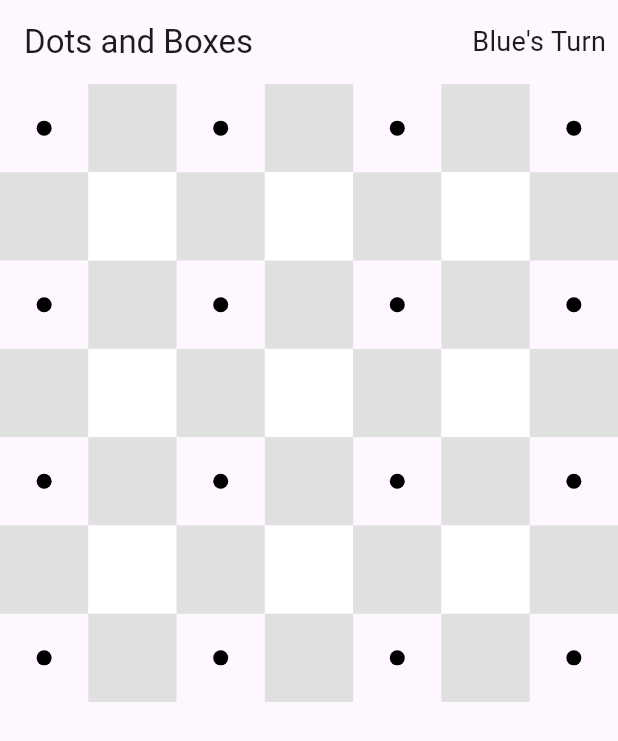
After one commit to Ruthishkumar/Snake_Game_App, a Flutter app: the DotsAndBoxesGame screen opened directly, on a phone screen of 412 x 824 dp. The commit adds this screen. Shown: the top 741 px of the screen. Run offline on Flutter 3.47's test engine with Material 3 defaults, Android fonts, the phone set to English and light mode, and no system bars; our stand-ins replace animated_toggle_switch, audioplayers, flip_card, flutter_screenutil, flutter_svg, fluttertoast and 6 more; missing offline and left inert: segmented_button_slide; accounts and stored records are empty.

Commit message:
Navigation Changes Done

```diff
--- /dev/null
+++ b/lib/guess_image.dart
@@ -0,0 +1,153 @@
+import 'package:flutter/material.dart';
+
+void main() {
+  runApp(DotsAndBoxesApp());
+}
+
+class DotsAndBoxesApp extends StatelessWidget {
+  @override
+  Widget build(BuildContext context) {
+    return MaterialApp(
+      title: 'Dots and Boxes',
+      theme: ThemeData(primarySwatch: Colors.blue),
+      home: DotsAndBoxesGame(),
+    );
+  }
+}
+
+class DotsAndBoxesGame extends StatefulWidget {
+  @override
+  _DotsAndBoxesGameState createState() => _DotsAndBoxesGameState();
+}
+
+class _DotsAndBoxesGameState extends State<DotsAndBoxesGame> {
+  final int gridSize = 4; // Adjust for larger grids
+  List<List<int>> horizontalLines = [];
+  List<List<int>> verticalLines = [];
+  List<List<int>> boxes = [];
+  bool isBlueTurn = true;
+
+  // Track the last tapped dot
+  Offset? lastDot;
+
+  @override
+  void initState() {
+    super.initState();
+    horizontalLines =
+        List.generate(gridSize, (_) => List.filled(gridSize - 1, 0));
+    verticalLines =
+        List.generate(gridSize - 1, (_) => List.filled(gridSize, 0));
+    boxes = List.generate(gridSize - 1, (_) => List.filled(gridSize - 1, 0));
+  }
+
+  void handleDotTap(int row, int col) {
+    if (lastDot == null) {
+      // Store the first tapped dot
+      lastDot = Offset(row.toDouble(), col.toDouble());
+    } else {
+      // Determine the line orientation based on the last dot and the current tap
+      int lastRow = lastDot!.dx.toInt();
+      int lastCol = lastDot!.dy.toInt();
+
+      if ((row - lastRow).abs() + (col - lastCol).abs() == 1) {
+        // Adjacent dots
+        if (row == lastRow) {
+          // Horizontal line
+          int lineIndex = col > lastCol ? lastCol : col;
+          if (horizontalLines[row][lineIndex] == 0) {
+            setState(() {
+              horizontalLines[row][lineIndex] = isBlueTurn ? 1 : 2;
+              isBlueTurn = !isBlueTurn;
+            });
+          }
+        } else if (col == lastCol) {
+          // Vertical line
+          int lineIndex = row > lastRow ? lastRow : row;
+          if (verticalLines[lineIndex][col] == 0) {
+            setState(() {
+              verticalLines[lineIndex][col] = isBlueTurn ? 1 : 2;
+              isBlueTurn = !isBlueTurn;
+            });
+          }
+        }
+      }
+      lastDot = null; // Reset last dot after a valid move
+    }
+  }
+
+  @override
+  Widget build(BuildContext context) {
+    return Scaffold(
+      appBar: AppBar(
+        title: Text("Dots and Boxes"),
+        actions: [
+          Padding(
+            padding: const EdgeInsets.all(8.0),
+            child: Text(
+              isBlueTurn ? "Blue's Turn" : "Red's Turn",
+              style: TextStyle(fontSize: 18),
+            ),
+          ),
+        ],
+      ),
+      body: Center(
+        child: GridView.builder(
+          gridDelegate: SliverGridDelegateWithFixedCrossAxisCount(
+            crossAxisCount: gridSize * 2 - 1,
+          ),
+          itemCount: (gridSize * 2 - 1) * (gridSize * 2 - 1),
+          itemBuilder: (context, index) {
+            int row = index ~/ (gridSize * 2 - 1);
+            int col = index % (gridSize * 2 - 1);
+
+            if (row % 2 == 0 && col % 2 == 0) {
+              // Dot
+              return GestureDetector(
+                onTap: () => handleDotTap(row ~/ 2, col ~/ 2),
+                child: Center(
+                  child: Container(
+                    width: 10,
+                    height: 10,
+                    decoration: BoxDecoration(
+                      shape: BoxShape.circle,
+                      color: Colors.black,
+                    ),
+                  ),
+                ),
+              );
+            } else if (row % 2 == 0) {
+              // Horizontal line
+              int lineIndex = col ~/ 2;
+              return Container(
+                color: horizontalLines[row ~/ 2][lineIndex] == 0
+                    ? Colors.grey[300]
+                    : (horizontalLines[row ~/ 2][lineIndex] == 1
+                        ? Colors.blue
+                        : Colors.red),
+              );
+            } else if (col % 2 == 0) {
+              // Vertical line
+              int lineIndex = row ~/ 2;
+              return Container(
+                color: verticalLines[lineIndex][col ~/ 2] == 0
+                    ? Colors.grey[300]
+                    : (verticalLines[lineIndex][col ~/ 2] == 1
+                        ? Colors.blue
+                        : Colors.red),
+              );
+            } else {
+              // Box
+              int boxRow = row ~/ 2;
+              int boxCol = col ~/ 2;
+              return Container(
+                color: boxes[boxRow][boxCol] == 0
+                    ? Colors.white
+                    : (boxes[boxRow][boxCol] == 1 ? Colors.blue : Colors.red),
+              );
+            }
+          },
+        ),
+      ),
+    );
+  }
+}
--- a/lib/main.dart
+++ b/lib/main.dart
@@ -1,8 +1,8 @@
 import 'package:flutter/material.dart';
 import 'package:flutter_screenutil/flutter_screenutil.dart';
 import 'package:provider/provider.dart';
+import 'package:snake_game_app/view/game_splash_screen.dart';
 import 'package:snake_game_app/view/number_guessing_game/number_screen_provider/number_screen_provider.dart';
-import 'package:snake_game_app/view/number_math/screens/number_math_game.dart';
 import 'package:wakelock_plus/wakelock_plus.dart';
 
 void main() {
@@ -25,7 +25,7 @@ class MyApp extends StatelessWidget {
           title: 'Arcade Game',
           debugShowCheckedModeBanner: false,
           theme: ThemeData(primarySwatch: Colors.blue),
-          home: NumberMathGame(),
+          home: const GameSplashScreen(),
         );
       },
     );
--- a/lib/view/memory_cards/screens/memory_card_single_player_easy_level_screen.dart
+++ b/lib/view/memory_cards/screens/memory_card_single_player_easy_level_screen.dart
@@ -11,7 +11,7 @@ import 'package:google_fonts/google_fonts.dart';
 import 'package:snake_game_app/utils/app_screen_container.dart';
 import 'package:snake_game_app/utils/styles/app_colors.dart';
 import 'package:snake_game_app/utils/styles/app_styles.dart';
-import 'package:snake_game_app/view/memory_cards/screens/memory_card_game_level_screen.dart';
+import 'package:snake_game_app/view/game_select_view.dart';
 import 'package:snake_game_app/view/snake_game/service/storage_service.dart';
 
 class MemoryCardSinglePlayerEasyLevelScreen extends StatefulWidget {
@@ -490,7 +490,7 @@ class _MemoryCardSinglePlayerEasyLevelScreenState
                               context,
                               MaterialPageRoute(
                                   builder: (BuildContext context) =>
-                                      const MemoryCardGameLevelScreen()),
+                                      const GameSelectView()),
                               (Route<dynamic> route) => false);
                         },
                         child: Container(
--- a/lib/view/memory_cards/screens/memory_card_single_player_hard_level_screen.dart
+++ b/lib/view/memory_cards/screens/memory_card_single_player_hard_level_screen.dart
@@ -11,7 +11,7 @@ import 'package:google_fonts/google_fonts.dart';
 import 'package:snake_game_app/utils/app_screen_container.dart';
 import 'package:snake_game_app/utils/styles/app_colors.dart';
 import 'package:snake_game_app/utils/styles/app_styles.dart';
-import 'package:snake_game_app/view/memory_cards/screens/memory_card_game_level_screen.dart';
+import 'package:snake_game_app/view/game_select_view.dart';
 import 'package:snake_game_app/view/snake_game/service/storage_service.dart';
 
 class MemoryCardSinglePlayerHardLevelScreen extends StatefulWidget {
@@ -493,7 +493,7 @@ class _MemoryCardSinglePlayerHardLevelScreenState
                               context,
                               MaterialPageRoute(
                                   builder: (BuildContext context) =>
-                                      const MemoryCardGameLevelScreen()),
+                                      const GameSelectView()),
                               (Route<dynamic> route) => false);
                         },
                         child: Container(
--- a/lib/view/memory_cards/screens/memory_card_single_player_medium_level_screen.dart
+++ b/lib/view/memory_cards/screens/memory_card_single_player_medium_level_screen.dart
@@ -11,7 +11,7 @@ import 'package:google_fonts/google_fonts.dart';
 import 'package:snake_game_app/utils/app_screen_container.dart';
 import 'package:snake_game_app/utils/styles/app_colors.dart';
 import 'package:snake_game_app/utils/styles/app_styles.dart';
-import 'package:snake_game_app/view/memory_cards/screens/memory_card_game_level_screen.dart';
+import 'package:snake_game_app/view/game_select_view.dart';
 import 'package:snake_game_app/view/snake_game/service/storage_service.dart';
 
 class MemoryCardSinglePlayerMediumLevelScreen extends StatefulWidget {
@@ -494,7 +494,7 @@ class _MemoryCardSinglePlayerMediumLevelScreenState
                               context,
                               MaterialPageRoute(
                                   builder: (BuildContext context) =>
-                                      const MemoryCardGameLevelScreen()),
+                                      const GameSelectView()),
                               (Route<dynamic> route) => false);
                         },
                         child: Container(
--- a/lib/view/minesweeper/screens/minesweeper_easy_level_screen.dart
+++ b/lib/view/minesweeper/screens/minesweeper_easy_level_screen.dart
@@ -9,8 +9,8 @@ import 'package:google_fonts/google_fonts.dart';
 import 'package:snake_game_app/utils/app_screen_container.dart';
 import 'package:snake_game_app/utils/styles/app_colors.dart';
 import 'package:snake_game_app/utils/styles/app_styles.dart';
+import 'package:snake_game_app/view/game_select_view.dart';
 import 'package:snake_game_app/view/minesweeper/model/cell_model.dart';
-import 'package:snake_game_app/view/minesweeper/screens/minesweeper_level_view_screen.dart';
 
 class MineSweeperEasyLevelScreen extends StatefulWidget {
   const MineSweeperEasyLevelScreen({super.key});
@@ -265,7 +265,7 @@ class _MineSweeperEasyLevelScreenState
                               context,
                               MaterialPageRoute(
                                   builder: (BuildContext context) =>
-                                      const MinesweeperLevelViewScreen()),
+                                      const GameSelectView()),
                               (Route<dynamic> route) => false);
                         },
                         child: Container(
--- a/lib/view/minesweeper/screens/minesweeper_hard_level_screen.dart
+++ b/lib/view/minesweeper/screens/minesweeper_hard_level_screen.dart
@@ -9,8 +9,8 @@ import 'package:google_fonts/google_fonts.dart';
 import 'package:snake_game_app/utils/app_screen_container.dart';
 import 'package:snake_game_app/utils/styles/app_colors.dart';
 import 'package:snake_game_app/utils/styles/app_styles.dart';
+import 'package:snake_game_app/view/game_select_view.dart';
 import 'package:snake_game_app/view/minesweeper/model/cell_model.dart';
-import 'package:snake_game_app/view/minesweeper/screens/minesweeper_level_view_screen.dart';
 
 class MineSweeperHardLevelScreen extends StatefulWidget {
   const MineSweeperHardLevelScreen({super.key});
@@ -274,7 +274,7 @@ class _MineSweeperHardLevelScreenState
                               context,
                               MaterialPageRoute(
                                   builder: (BuildContext context) =>
-                                      const MinesweeperLevelViewScreen()),
+                                      const GameSelectView()),
                               (Route<dynamic> route) => false);
                         },
                         child: Container(
--- a/lib/view/minesweeper/screens/minesweeper_medium_level_screen.dart
+++ b/lib/view/minesweeper/screens/minesweeper_medium_level_screen.dart
@@ -9,8 +9,8 @@ import 'package:google_fonts/google_fonts.dart';
 import 'package:snake_game_app/utils/app_screen_container.dart';
 import 'package:snake_game_app/utils/styles/app_colors.dart';
 import 'package:snake_game_app/utils/styles/app_styles.dart';
+import 'package:snake_game_app/view/game_select_view.dart';
 import 'package:snake_game_app/view/minesweeper/model/cell_model.dart';
-import 'package:snake_game_app/view/minesweeper/screens/minesweeper_level_view_screen.dart';
 
 class MineSweeperMediumLevelScreen extends StatefulWidget {
   const MineSweeperMediumLevelScreen({super.key});
@@ -265,7 +265,7 @@ class _MineSweeperMediumLevelScreenState
                               context,
                               MaterialPageRoute(
                                   builder: (BuildContext context) =>
-                                      const MinesweeperLevelViewScreen()),
+                                      const GameSelectView()),
                               (Route<dynamic> route) => false);
                         },
                         child: Container(
--- a/lib/view/number_identify/screens/find_number_game_easy_level_screen.dart
+++ b/lib/view/number_identify/screens/find_number_game_easy_level_screen.dart
@@ -10,7 +10,7 @@ import 'package:google_fonts/google_fonts.dart';
 import 'package:snake_game_app/utils/app_screen_container.dart';
 import 'package:snake_game_app/utils/styles/app_colors.dart';
 import 'package:snake_game_app/utils/styles/app_styles.dart';
-import 'package:snake_game_app/view/number_identify/screens/find_number_game_onboarding_screen.dart';
+import 'package:snake_game_app/view/game_select_view.dart';
 import 'package:snake_game_app/view/snake_game/service/storage_service.dart';
 
 class FindNumberGameEasyLevelScreen extends StatefulWidget {
@@ -361,7 +361,7 @@ class _FindNumberGameEasyLevelScreenState
                               context,
                               MaterialPageRoute(
                                   builder: (BuildContext context) =>
-                                      const FindNumberGameOnboardingScreen()),
+                                      const GameSelectView()),
                               (Route<dynamic> route) => false);
                         },
                         child: Container(
--- a/lib/view/number_identify/screens/find_number_game_hard_level_screen.dart
+++ b/lib/view/number_identify/screens/find_number_game_hard_level_screen.dart
@@ -10,7 +10,7 @@ import 'package:google_fonts/google_fonts.dart';
 import 'package:snake_game_app/utils/app_screen_container.dart';
 import 'package:snake_game_app/utils/styles/app_colors.dart';
 import 'package:snake_game_app/utils/styles/app_styles.dart';
-import 'package:snake_game_app/view/number_identify/screens/find_number_game_onboarding_screen.dart';
+import 'package:snake_game_app/view/game_select_view.dart';
 import 'package:snake_game_app/view/snake_game/service/storage_service.dart';
 
 class FindNumberGameHardLevelScreen extends StatefulWidget {
@@ -362,7 +362,7 @@ class _FindNumberGameHardLevelScreenState
                               context,
                               MaterialPageRoute(
                                   builder: (BuildContext context) =>
-                                      const FindNumberGameOnboardingScreen()),
+                                      const GameSelectView()),
                               (Route<dynamic> route) => false);
                         },
                         child: Container(
--- a/lib/view/number_identify/screens/find_number_game_medium_level_screen.dart
+++ b/lib/view/number_identify/screens/find_number_game_medium_level_screen.dart
@@ -10,7 +10,7 @@ import 'package:google_fonts/google_fonts.dart';
 import 'package:snake_game_app/utils/app_screen_container.dart';
 import 'package:snake_game_app/utils/styles/app_colors.dart';
 import 'package:snake_game_app/utils/styles/app_styles.dart';
-import 'package:snake_game_app/view/number_identify/screens/find_number_game_onboarding_screen.dart';
+import 'package:snake_game_app/view/game_select_view.dart';
 import 'package:snake_game_app/view/snake_game/service/storage_service.dart';
 
 class FindNumberGameMediumLevelScreen extends StatefulWidget {
@@ -362,7 +362,7 @@ class _FindNumberGameMediumLevelScreenState
                               context,
                               MaterialPageRoute(
                                   builder: (BuildContext context) =>
-                                      const FindNumberGameOnboardingScreen()),
+                                      const GameSelectView()),
                               (Route<dynamic> route) => false);
                         },
                         child: Container(
--- a/lib/view/sliding_puzzle/screens/sliding_puzzle_game_screen.dart
+++ b/lib/view/sliding_puzzle/screens/sliding_puzzle_game_screen.dart
@@ -7,7 +7,7 @@ import 'package:google_fonts/google_fonts.dart';
 import 'package:snake_game_app/utils/app_screen_container.dart';
 import 'package:snake_game_app/utils/styles/app_colors.dart';
 import 'package:snake_game_app/utils/styles/app_styles.dart';
-import 'package:snake_game_app/view/sliding_puzzle/screens/sliding_puzzle_onboarding_screen.dart';
+import 'package:snake_game_app/view/game_select_view.dart';
 
 class SlidingPuzzleGameScreen extends StatefulWidget {
   const SlidingPuzzleGameScreen({super.key});
@@ -374,7 +374,7 @@ class _SlidingPuzzleGameScreenState extends State<SlidingPuzzleGameScreen>
                                     context,
                                     MaterialPageRoute(
                                         builder: (BuildContext context) =>
-                                            const SlidingPuzzleOnboardingScreen()),
+                                            const GameSelectView()),
                                     (Route<dynamic> route) => false);
                               },
                               child: Container(
@@ -448,7 +448,7 @@ class _SlidingPuzzleGameScreenState extends State<SlidingPuzzleGameScreen>
                                     context,
                                     MaterialPageRoute(
                                         builder: (BuildContext context) =>
-                                            const SlidingPuzzleOnboardingScreen()),
+                                            const GameSelectView()),
                                     (Route<dynamic> route) => false);
                               },
                               child: Container(
--- a/lib/view/snake_game/screens/snake_game_play_screen.dart
+++ b/lib/view/snake_game/screens/snake_game_play_screen.dart
@@ -11,6 +11,7 @@ import 'package:snake_game_app/utils/styles/animated_fancy_button.dart';
 import 'package:snake_game_app/utils/styles/app_colors.dart';
 import 'package:snake_game_app/utils/styles/app_styles.dart';
 import 'package:snake_game_app/utils/styles/direction_enum.dart';
+import 'package:snake_game_app/view/game_select_view.dart';
 import 'package:snake_game_app/view/snake_game/screens/game_onboarding_screen.dart';
 import 'package:snake_game_app/view/snake_game/service/storage_service.dart';
 import 'package:vibration/vibration.dart';
@@ -805,7 +806,7 @@ class _SnakeGamePlayScreenState extends State<SnakeGamePlayScreen>
                       context,
                       MaterialPageRoute(
                           builder: (BuildContext context) =>
-                              const GameOnboardingScreen()),
+                              const GameSelectView()),
                       (Route<dynamic> route) => false);
                 });
               },
@@ -859,7 +860,7 @@ class _SnakeGamePlayScreenState extends State<SnakeGamePlayScreen>
                           context,
                           MaterialPageRoute(
                               builder: (BuildContext context) =>
-                                  const GameOnboardingScreen()),
+                                  const GameSelectView()),
                           (Route<dynamic> route) => false);
                     });
                   },
--- a/pubspec.yaml
+++ b/pubspec.yaml
@@ -26,6 +26,8 @@ dependencies:
   provider: ^6.1.2
   flip_card: ^0.7.0
   wakelock_plus: ^1.2.8
+  image_picker: ^1.1.2
+
 
 
 
```
Also changed, not shown: pubspec.lock, 5 other files.
